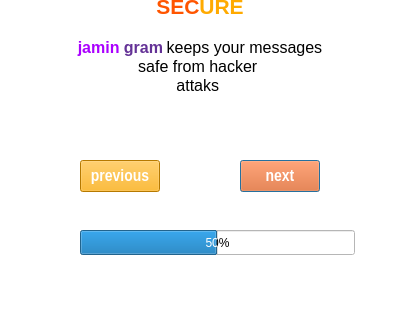
Old version of the form jamin-gram/signup2.ui in the repository raminLgh/jamin-gram; both pictures show x 0 to 400 and y 280 to 600 of the 400 by 600 pixel window.
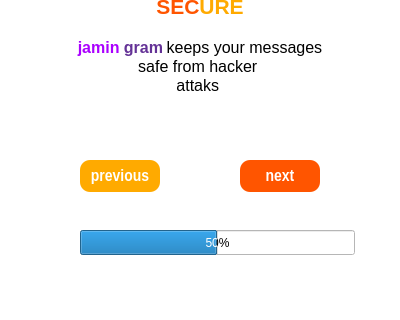
New version of the form. Icons and pictures are not drawn.

```diff
--- a/jamin-gram/signup2.ui
+++ b/jamin-gram/signup2.ui
@@ -46,12 +46,13 @@
      <font>
       <family>Arial Narrow</family>
       <pointsize>13</pointsize>
+      <weight>75</weight>
       <bold>true</bold>
      </font>
     </property>
     <property name="styleSheet">
      <string notr="true">background-color: rgb(255, 85, 0);
-color: rgb(255, 255, 255);</string>
+color: rgb(255, 255, 255);border-radius:10px;</string>
     </property>
     <property name="text">
      <string>next</string>
@@ -95,11 +96,12 @@
      <font>
       <family>Arial Narrow</family>
       <pointsize>13</pointsize>
+      <weight>75</weight>
       <bold>true</bold>
      </font>
     </property>
     <property name="styleSheet">
-     <string notr="true">background-color: rgb(255, 170, 0);
+     <string notr="true">border-radius:10px;background-color: rgb(255, 170, 0);
 color: rgb(255, 255, 255);</string>
     </property>
     <property name="text">
```
Left out of the diff: 8 changed lines with no effect on the pictures.
